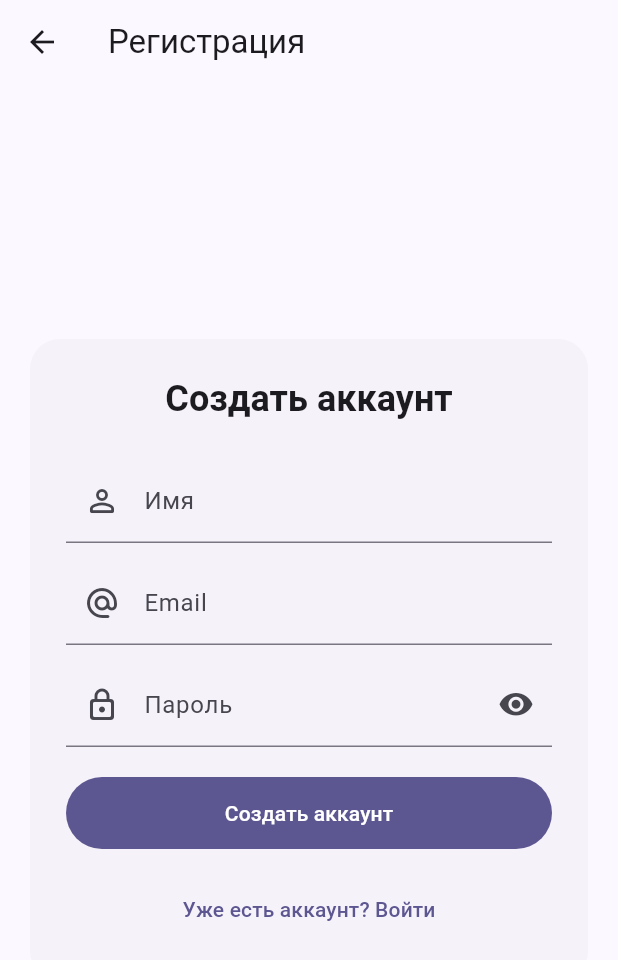
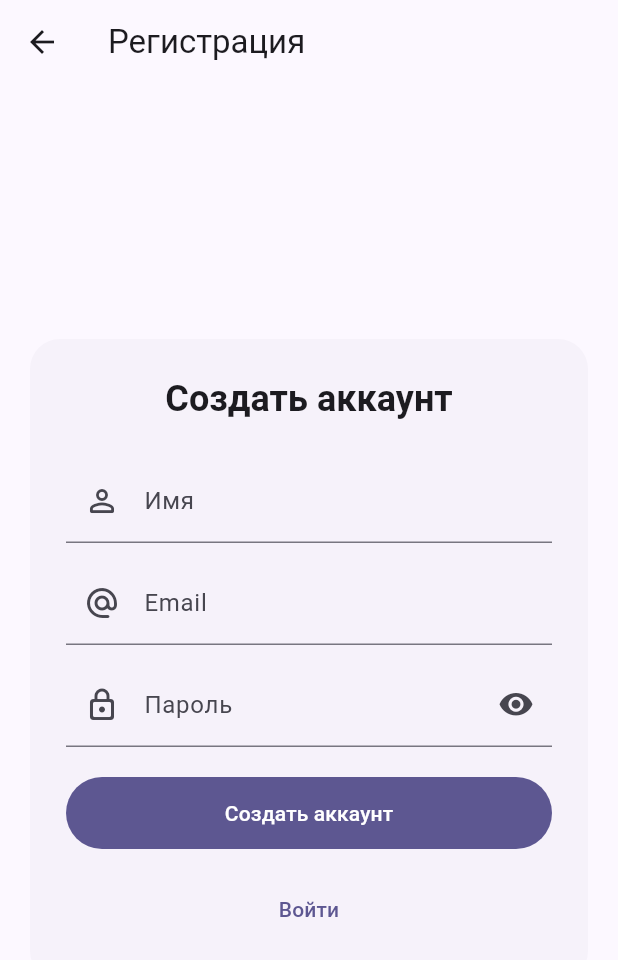
Before and after one commit to Cucumberi135/mob_razrabotka_flutter, a Flutter app: the RegisterPage screen opened by its route, on a phone screen of 412 x 824 dp. Shown: the top 960 px of the screen. Run offline on Flutter 3.47's test engine with Material 3 defaults, Android fonts, the phone set to English and light mode, and no system bars.

Commit message:
new design

```diff
--- a/todolis/lib/pages/login_page.dart
+++ b/todolis/lib/pages/login_page.dart
@@ -76,7 +76,6 @@ class _LoginPageState extends State<LoginPage> {
                       height: 48,
                       child: FilledButton(
                         onPressed: () {
-                          // 👉 переход на страницу todo_page
                           Navigator.pushReplacementNamed(context, '/todo');
                         },
                         child: const Text('Войти'),
--- a/todolis/lib/pages/register_page.dart
+++ b/todolis/lib/pages/register_page.dart
@@ -78,7 +78,7 @@ class _RegisterPageState extends State<RegisterPage> {
                     const SizedBox(height: 16),
                     TextButton(
                       onPressed: () => Navigator.pop(context),
-                      child: const Text('Уже есть аккаунт? Войти'),
+                      child: const Text('Войти'),
                     ),
                   ],
                 ),
```
